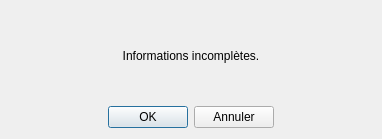
Qt form gui/information.ui (Thomas-N-GEORGE/Ventadesk) before a commit.
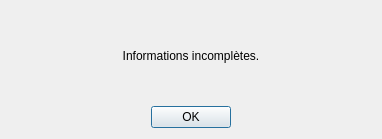
The same form after that commit.

Commit message: Connected order functionnalities to API, enabled display refresh.

Diff of the .ui file:
```diff
--- a/gui/information.ui
+++ b/gui/information.ui
@@ -46,16 +46,6 @@
        </property>
       </widget>
      </item>
-     <item>
-      <widget class="QPushButton" name="btn_cancel">
-       <property name="enabled">
-        <bool>true</bool>
-       </property>
-       <property name="text">
-        <string>Annuler</string>
-       </property>
-      </widget>
-     </item>
      <item>
       <spacer name="horizontalSpacer_2">
        <property name="orientation">
```
The commit also changes 11 other files.
